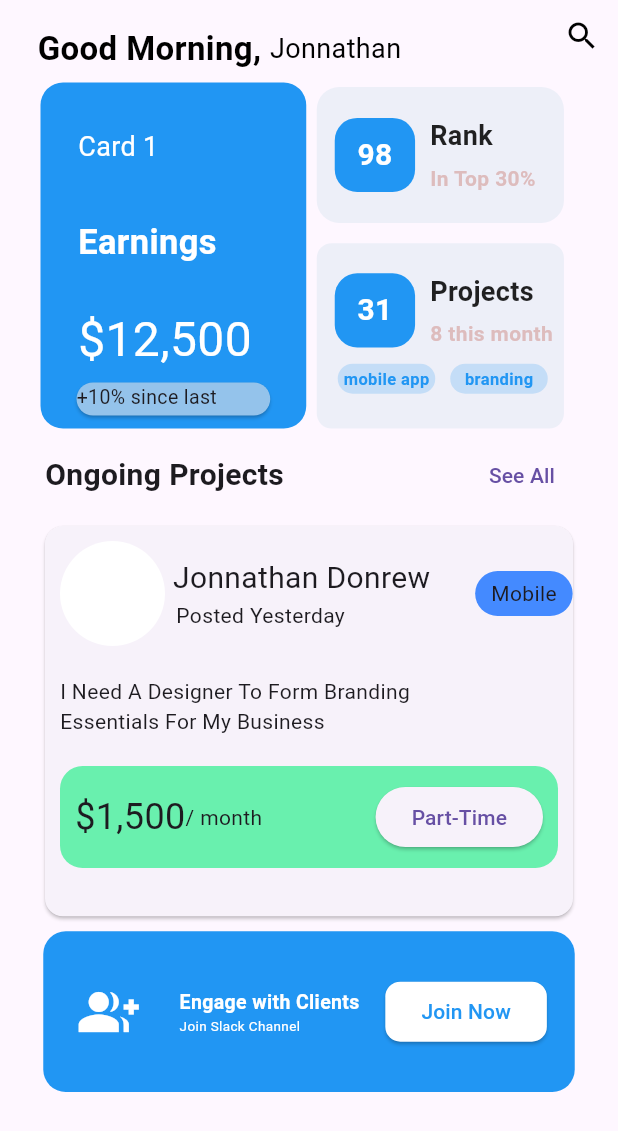
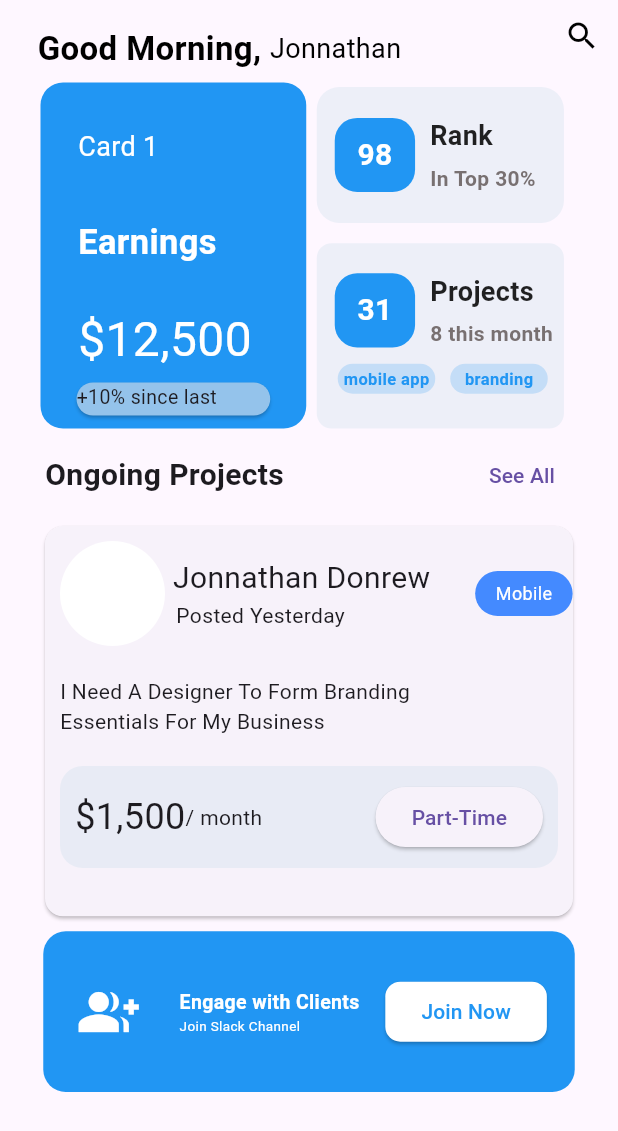
Before and after one commit to ibrahimchokko/Dashboard001, a Flutter app: the screen it shows after launch, on a phone screen of 412 x 824 dp. Shown: the top 1131 px of the screen. Run offline on Flutter 3.47's test engine with Material 3 defaults, Android fonts, the light colour scheme and no system bars.

Commit message:
colour change

```diff
--- a/lib/cards/projectscard.dart
+++ b/lib/cards/projectscard.dart
@@ -54,7 +54,7 @@ class Projectscard extends StatelessWidget {
                   const Text(
                     '8 this month',
                     style: TextStyle(
-                      color: Color.fromARGB(221, 219, 180, 180),
+                      color: Color.fromARGB(221, 102, 92, 92),
                       fontWeight: FontWeight.bold,
                     ),
                   ),
--- a/lib/cards/rankcard.dart
+++ b/lib/cards/rankcard.dart
@@ -48,7 +48,7 @@ class Rankcard extends StatelessWidget {
               const Text(
                 'In Top 30%',
                 style: TextStyle(
-                  color: Color.fromARGB(221, 219, 180, 180),
+                  color: Color.fromARGB(221, 102, 92, 92),
                   fontWeight: FontWeight.bold,
                 ),
               ),
--- a/lib/cards/statuscard.dart
+++ b/lib/cards/statuscard.dart
@@ -55,7 +55,7 @@ class StatusCard extends StatelessWidget {
                           borderRadius: BorderRadius.circular(20),
                           color: Colors.blueAccent
                         ),
-                        child: Center(child: Text("Mobile"))),
+                        child: Center(child: Text("Mobile", style: TextStyle(fontSize: 12, color: Colors.white),))),
                     ],
                   ),
                 ],
@@ -71,7 +71,7 @@ class StatusCard extends StatelessWidget {
               margin: const EdgeInsets.all(10),
               padding: const EdgeInsets.all(10),
               decoration: BoxDecoration(
-                color: Colors.greenAccent,
+                color: Color.fromARGB(77, 198, 220, 233),
                 borderRadius: BorderRadius.circular(15),
               ),
               child: Row(
```
